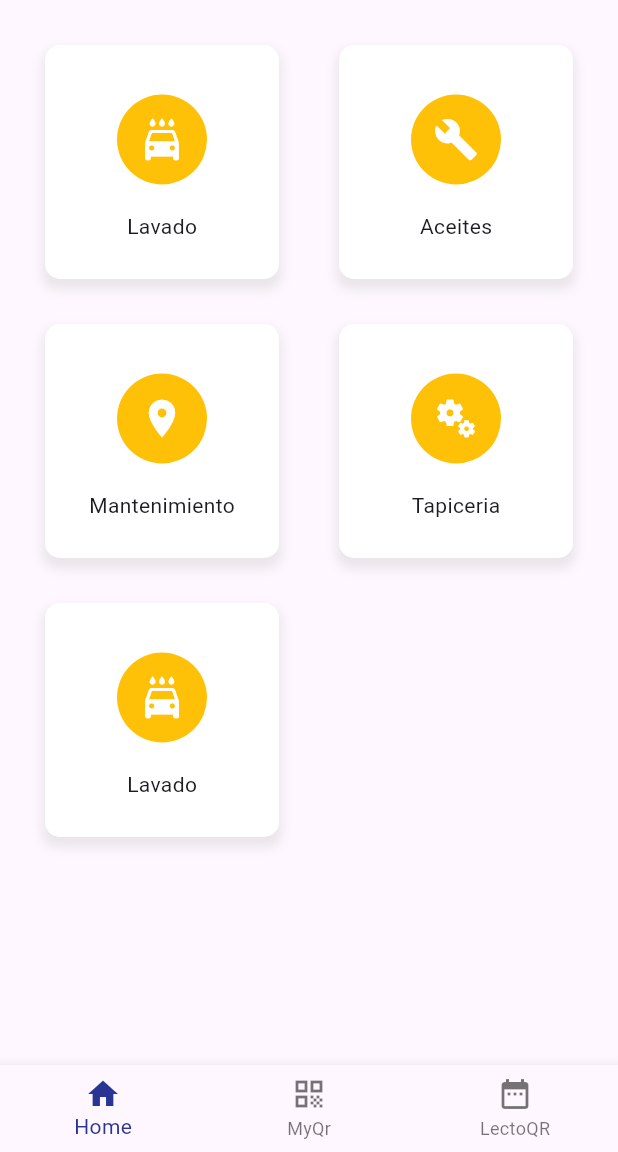
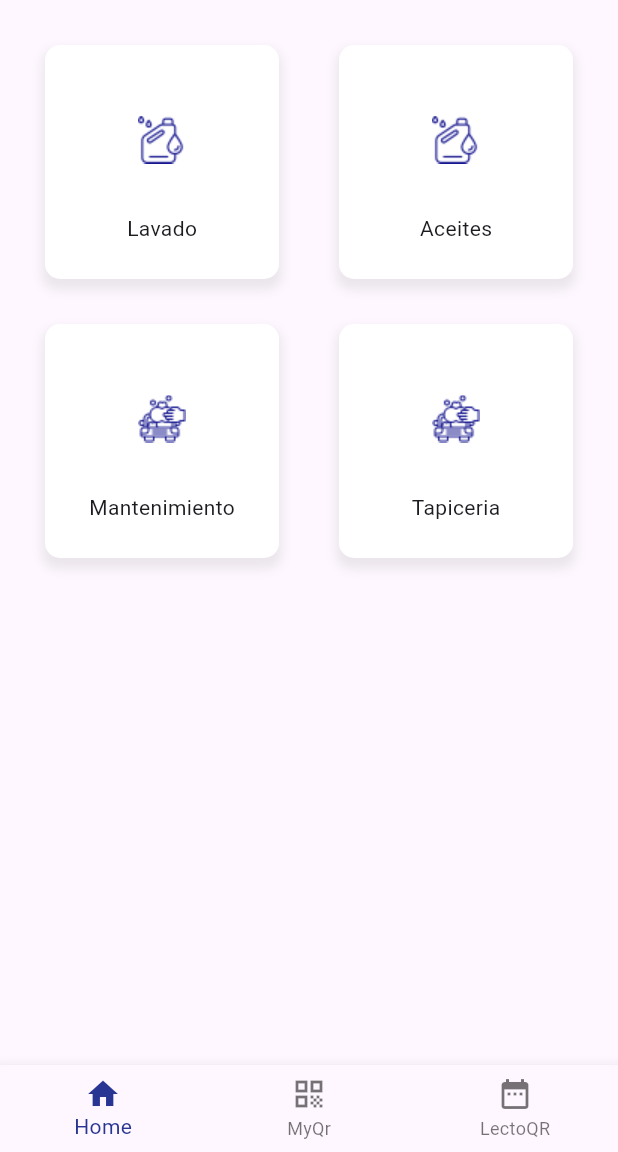
Before and after one commit to karolFabianasd/proyectomovil, a Flutter app: the screen it shows after launch, after a tap on "Login Sebastian", on a phone screen of 412 x 824 dp, the part 84-1236 px from its top. Run offline on Flutter 3.47's test engine with Material 3 defaults, Android fonts, the phone set to English and light mode, and no system bars; our stand-ins replace qr_flutter, sqflite; missing offline and left inert: qr_code_scanner; accounts and stored records are empty.

Commit message:
controlador register inicio de diseno home

```diff
--- a/lib/main.dart
+++ b/lib/main.dart
@@ -44,7 +44,7 @@ class MyApp extends StatelessWidget {
   Widget build(BuildContext context) {
     return MaterialApp(initialRoute: '/', routes: {
       '/': (context) => const LoginScreen(),
-      '/registro': (context) => const RegisterScreen(),
+      '/registro': (context) =>  RegisterScreen(),
       '/dashboard': (context) => const DashboardScreen(),
       '/aceite': (context) => const AceiteScreen(),
     });
--- a/lib/presentation/screens/home_screen.dart
+++ b/lib/presentation/screens/home_screen.dart
@@ -30,19 +30,18 @@ class _HomeScreenState extends State<HomeScreen> {
         shrinkWrap: true,
         physics: const NeverScrollableScrollPhysics(),
         children: [
-          itemDashboard(context, "Lavado", Icons.local_car_wash, '/lavado'),
-          itemDashboard(context, "Aceites", Icons.build, '/aceite'),
-          itemDashboard(context, "Mantenimiento", Icons.place, '/lavado'),
-          itemDashboard(
-              context, "Tapiceria", Icons.miscellaneous_services, '/lavado'),
-          itemDashboard(context, "Lavado", Icons.local_car_wash, '/lavado'),
+          itemDashboard(context, "Lavado", 'images/aceite.png', '/lavado'),
+          itemDashboard(context, "Aceites", 'images/aceite.png', '/aceite'),
+          itemDashboard(context, "Mantenimiento", 'images/lavado.png', '/lavado'),
+          itemDashboard( context, "Tapiceria", 'images/lavado.png', '/lavado'),
+
         ],
       ),
     );
   }
 
   Widget itemDashboard(
-      BuildContext context, String title, IconData icon, String path) {
+      BuildContext context, String title, String ruta, String path) {
     return InkWell(
       onTap: () {
         // Navega a la pantalla correspondiente según la ruta proporcionada
@@ -102,15 +101,12 @@ class _HomeScreenState extends State<HomeScreen> {
               padding: const EdgeInsets.all(8.0),
               child: Container(
                 padding: const EdgeInsets.all(15),
-                decoration: const BoxDecoration(
-                  color: Colors.amber,
-                  shape: BoxShape.circle,
-                ),
-                child: Icon(
-                  icon,
-                  color: Colors.white,
-                  size: 30, // Tamaño del ícono
-                ),
+
+                child: Image.asset(
+              ruta,
+
+              fit: BoxFit.cover,
+            ),
               ),
             ),
             const SizedBox(height: 10),
--- a/lib/presentation/screens/login_screen.dart
+++ b/lib/presentation/screens/login_screen.dart
@@ -52,7 +52,7 @@ class LoginScreen extends StatelessWidget {
                 Navigator.push(
                     context,
                     MaterialPageRoute(
-                        builder: (context) => const RegisterScreen()));
+                        builder: (context) =>  RegisterScreen()));
               },
               child: Center(
                 child: RichText(
```
Also changed, not shown: lib/presentation/screens/registro_screen.dart (+177 -18 lines), pubspec.yaml (+5 -4 lines), images/aceite.png (added), images/botella-de-spray.png (added), images/lavado.png (added), images/llanta.png (added).
